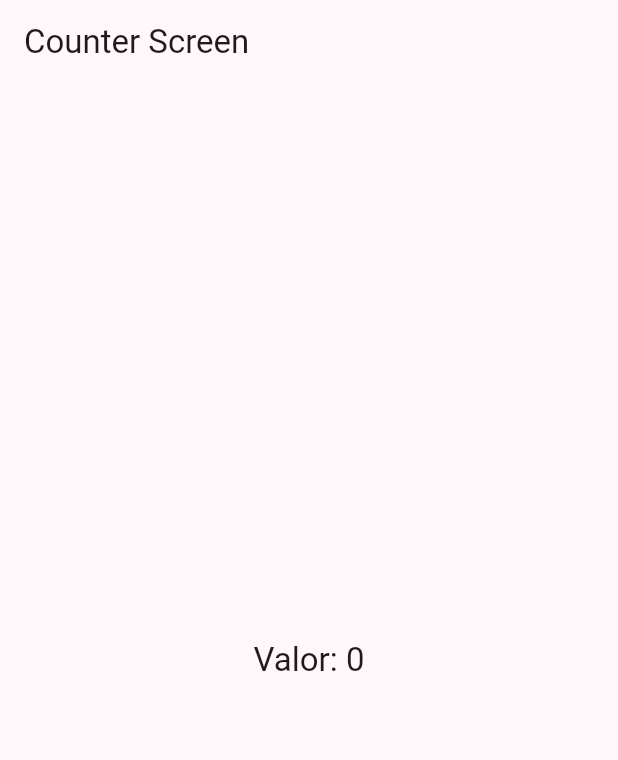
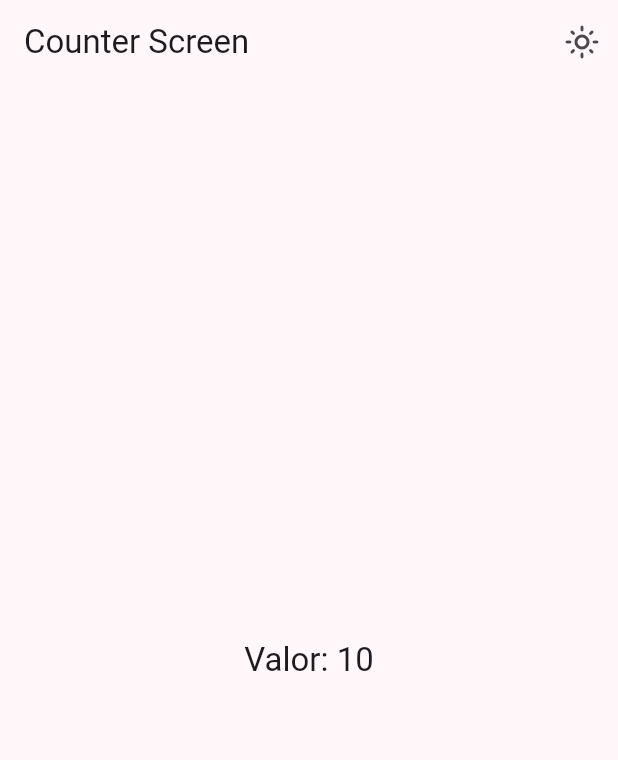
Before and after one commit to elmerjacobo97/widgets-app, a Flutter app: the CounterScreen screen opened by its route, on a phone screen of 412 x 824 dp. Shown: the top 760 px of the screen. Run offline on Flutter 3.47's test engine with Material 2 defaults, Android fonts, the phone set to English and light mode, and no system bars; our stand-ins replace animate_do, flutter_riverpod, go_router; missing offline and left inert: dart:ffi.

Commit message:
counter y isDarkMode (bool)

```diff
--- a/lib/main.dart
+++ b/lib/main.dart
@@ -1,9 +1,12 @@
 import 'package:flutter/material.dart';
+import 'package:flutter_riverpod/flutter_riverpod.dart';
 import 'package:widgets_app/config/router/app_router.dart';
 import 'package:widgets_app/config/theme/app_theme.dart';
 
 void main() {
-  runApp(const MainApp());
+  runApp(
+    const ProviderScope(child: MainApp()),
+  );
 }
 
 class MainApp extends StatelessWidget {
--- /dev/null
+++ b/lib/presentation/providers/counter_provider.dart
@@ -0,0 +1,3 @@
+import 'package:flutter_riverpod/flutter_riverpod.dart';
+
+final counterProvider = StateProvider<int>((ref) => 10);
--- /dev/null
+++ b/lib/presentation/providers/theme_provider.dart
@@ -0,0 +1,3 @@
+import 'package:flutter_riverpod/flutter_riverpod.dart';
+
+final isDarkModeProvider = StateProvider<bool>((ref) => false);
--- a/lib/presentation/screens/counter/counter_screen.dart
+++ b/lib/presentation/screens/counter/counter_screen.dart
@@ -1,21 +1,41 @@
 import 'package:flutter/material.dart';
+import 'package:flutter_riverpod/flutter_riverpod.dart';
+import 'package:widgets_app/presentation/providers/counter_provider.dart';
+import 'package:widgets_app/presentation/providers/theme_provider.dart';
 
-class CounterScreen extends StatelessWidget {
+class CounterScreen extends ConsumerWidget {
   static const String routeName = 'counter_screen';
 
   const CounterScreen({super.key});
 
   @override
-  Widget build(BuildContext context) {
+  Widget build(BuildContext context, WidgetRef ref) {
+    // Escuchar los cambios de nuestro proveedor de información
+    final int clickCounter = ref.watch(counterProvider);
+    final bool isDarkMode = ref.watch(isDarkModeProvider);
+
     return Scaffold(
       appBar: AppBar(
         title: const Text('Counter Screen'),
+        actions: [
+          IconButton(
+            icon: Icon(isDarkMode
+                ? Icons.dark_mode_outlined
+                : Icons.light_mode_outlined),
+            onPressed: () {
+              ref.read(isDarkModeProvider.notifier).state = !isDarkMode;
+            },
+          )
+        ],
       ),
       body: Center(
-          child:
-              Text('Valor: 0', style: Theme.of(context).textTheme.titleLarge)),
+          child: Text('Valor: $clickCounter',
+              style: Theme.of(context).textTheme.titleLarge)),
       floatingActionButton: FloatingActionButton(
-        onPressed: () {},
+        onPressed: () {
+          ref.read(counterProvider.notifier).state++;
+          // ref.read(counterProvider.notifier).update((state) => state + 1);
+        },
         child: const Icon(Icons.add),
       ),
     );
--- a/pubspec.yaml
+++ b/pubspec.yaml
@@ -10,6 +10,7 @@ dependencies:
   animate_do: ^3.0.2
   flutter:
     sdk: flutter
+  flutter_riverpod: ^2.3.6
   go_router: ^10.0.0
 
 dev_dependencies:
```
Also changed, not shown: pubspec.lock.
